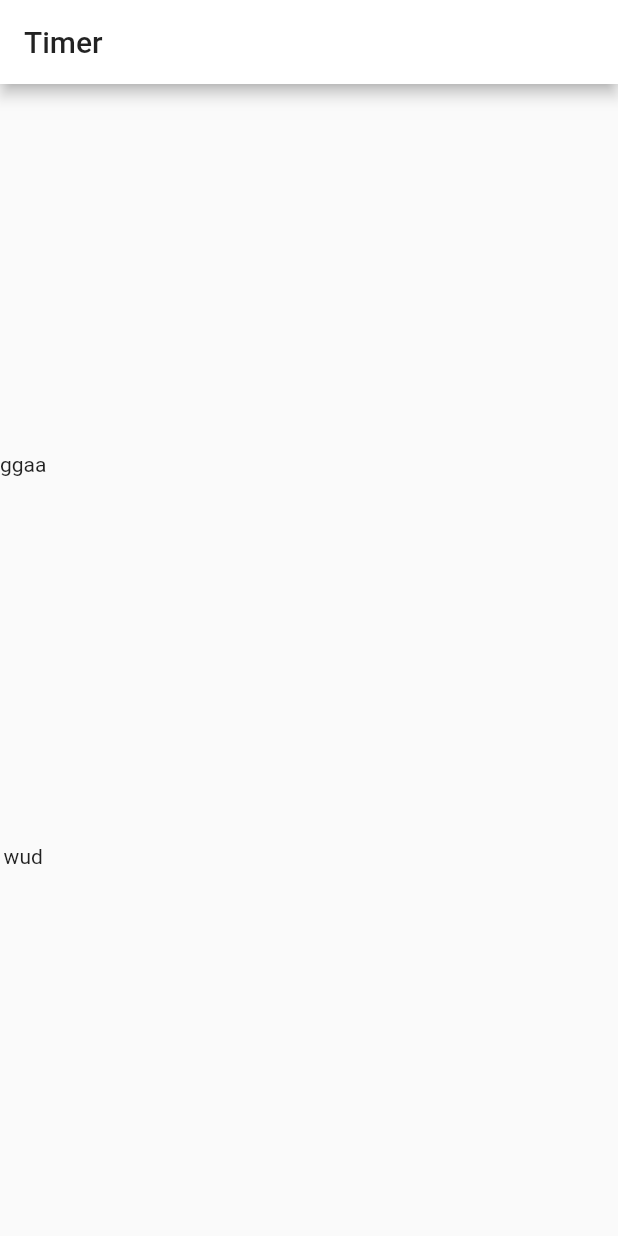
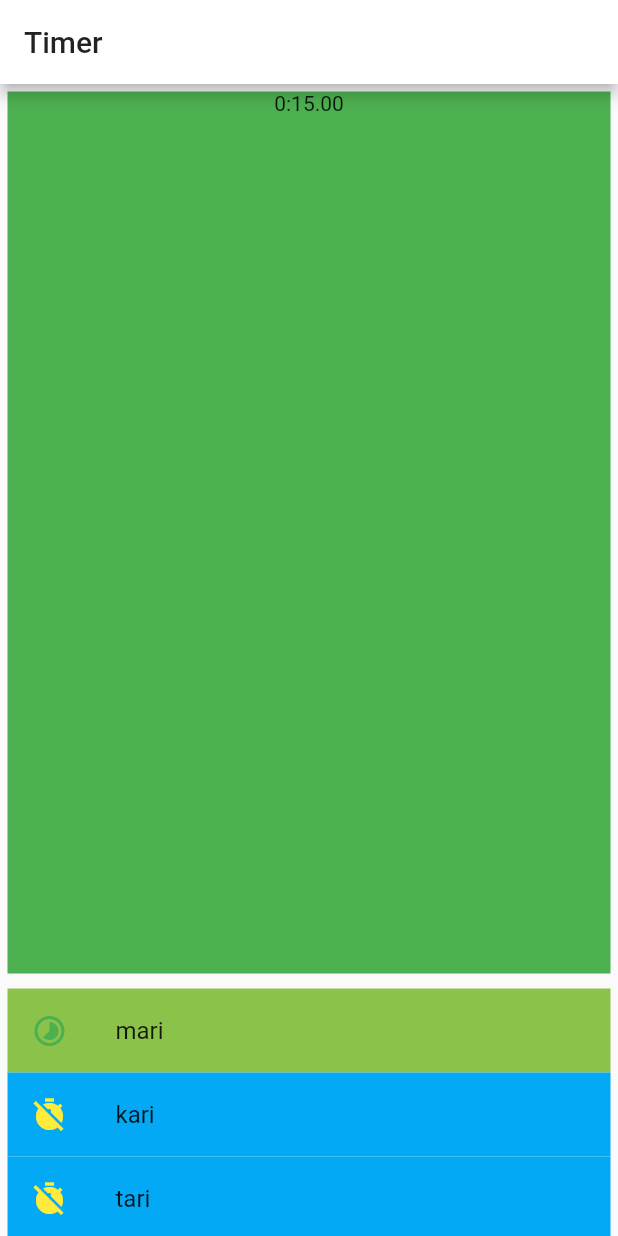
Before and after one commit to mikkpyrg/flutter-timer, a Flutter app: the screen it shows after launch, on a phone screen of 412 x 824 dp. Run offline on Flutter 3.47's test engine with Material 2 defaults, Android fonts, the phone set to English and light mode, and no system bars.

Commit message:
timer and list view starting to take shape

```diff
--- a/lib/main.dart
+++ b/lib/main.dart
@@ -1,5 +1,6 @@
 import 'package:flutter/material.dart';
-import 'dart:developer' as developer;
+import 'dart:async';
+import 'dart:developer' as con;
 // flutter emulators --launch nexus
 // flutter run
 // r for hot reload
@@ -17,17 +18,95 @@ class MyApp extends StatelessWidget {
     	theme: ThemeData(
         primaryColor: Colors.white,
       ),
-      home: Timer(),
+      home: TimerWidget(),
     );
   }
 }
 
-class Timer extends StatefulWidget {
+class Track {
+  String name;
+  Duration track;
+
+  Track(this.name, this.track);
+}
+
+class TimerWidget extends StatefulWidget {
   @override
   TimerState createState() => TimerState();
 }
 
-class TimerState extends State<Timer> {
+class TimerState extends State<TimerWidget> {
+  final List<Track> _tracks = [new Track('mari', new Duration(seconds: 15)),
+    new Track('kari', new Duration(seconds: 16)),
+    new Track('tari', new Duration(seconds: 17)),
+    new Track('pari', new Duration(seconds: 18)),
+  ];
+  int _selectedTrackIndex = 0;
+  Duration _remaining;
+  Timer _timer;
+
+  @override
+  void initState() {
+    super.initState();
+    _remaining = new Duration(seconds: _tracks[_selectedTrackIndex].track.inSeconds);
+  }
+
+  @override
+  void dispose() {
+    _timer.cancel();
+    super.dispose();
+  }
+
+  void _setTime(Timer timer) {
+    Duration _timeLeft = _remaining - Duration(milliseconds: 10);
+    if (_timeLeft.isNegative) {
+      setState(() {
+        _remaining = Duration(milliseconds: 0);
+      });
+      _timer.cancel();
+      _timeExceeded();
+    } else {
+      setState(() {
+        _remaining = _timeLeft;
+      });
+    }
+  }
+
+  void _timeExceeded() {
+    con.log('beeeeep');
+  }
+
+  void _resetTimer() {
+    if (_timer != null && _timer.isActive) {
+      _timer.cancel();
+    }
+    Track _selectedTrack = _tracks[0];
+    setState(() {
+      _selectedTrackIndex = 0;
+      _remaining = new Duration(seconds: _selectedTrack.track.inSeconds);
+    });
+  }
+
+  void _passTimer() {
+    if (_timer == null || !_timer.isActive) {
+      _timer = new Timer.periodic(const Duration(milliseconds: 10), _setTime);
+    }
+    else {
+      _selectTrack(_selectedTrackIndex < (_tracks.length - 1) ? _selectedTrackIndex + 1 : 0);
+    }
+  }
+
+  void _selectTrack(int index) {
+
+    Track _selectedTrack = _tracks[index];
+    setState(() {
+      _selectedTrackIndex = index;
+      _remaining = new Duration(seconds: _selectedTrack.track.inSeconds);
+    });
+    if (_timer == null || !_timer.isActive) {
+      _timer = new Timer.periodic(const Duration(milliseconds: 10), _setTime);
+    }
+  }
 
   @override
   Widget build(BuildContext context) {
@@ -36,13 +115,65 @@ class TimerState extends State<Timer> {
 	      title: Text('Timer'),
 	    ),
 	    body: Column(
-        mainAxisAlignment: MainAxisAlignment.spaceEvenly,
         children: [
-          Text('ggaa'),
-          Text('wud')
-
+          _mainButton(),
+          _trackList()
         ]
       )
 	  );
   }
+
+  String get timeString {
+    return '${_remaining.inMinutes}:${(_remaining.inSeconds % 60).toString().padLeft(2, '0')}.${((_remaining.inMilliseconds % 1000) / 10).toStringAsFixed(0).padLeft(2, '0')}';
+  }
+
+  Widget _mainButton() {
+    return Expanded (
+      child: Padding(
+        padding: EdgeInsets.all(5),
+        child: GestureDetector(
+          onTap: () => _passTimer(),
+          onLongPress: () => _resetTimer(),
+          child: Container (
+            color: Colors.green,
+            child: Center(
+              child:Column (
+                children: [
+                  Text(timeString)
+                ]
+              )
+            ),
+          ),
+        ),
+      )
+    );
+  }
+
+  Widget _trackList() {
+    return Container (
+    width: double.infinity,
+    height: 170,
+    child: ListView.builder(
+      padding: EdgeInsets.all(5),
+      itemCount: _tracks.length,
+      itemBuilder: (context, i) {
+        Track _trackItem = _tracks[i];
+        return Container (
+          color: _selectedTrackIndex == i ? Colors.lightGreen : Colors.lightBlue,
+          child: ListTile(
+            title: Text(
+              _trackItem.name,
+            ),
+            leading: Icon(
+              _selectedTrackIndex == i ? Icons.timelapse : Icons.timer_off,
+              color: _selectedTrackIndex == i ? Colors.green : Colors.yellow,
+            ),
+            onTap: () => _selectTrack(i),
+          ),
+        );
+      })
+    );
+
+
+  }
 }
```
Also changed, not shown: 1 other file.
